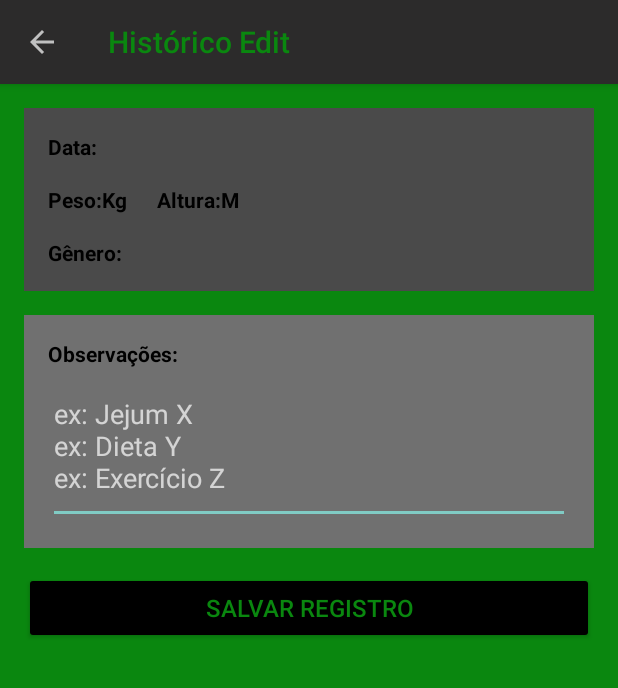
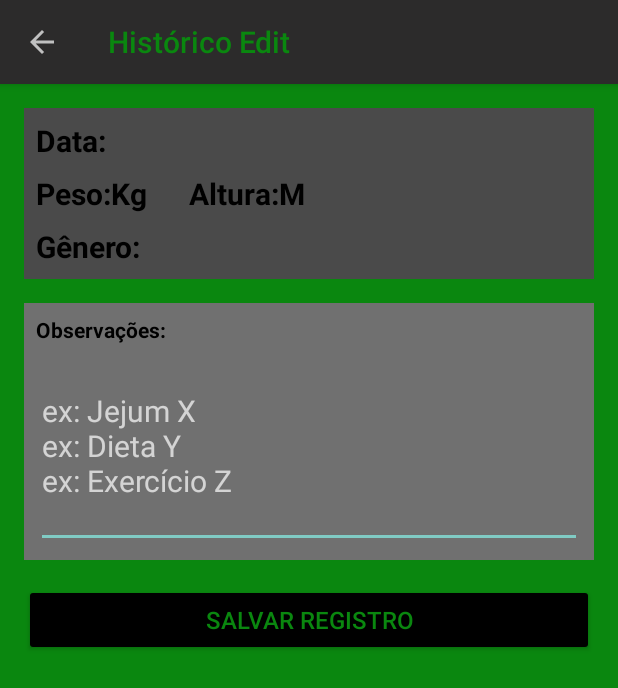
Before and after one commit to brsan7/IMC_kotlin_OLD, an Android app: the HistoricoEditActivity screen opened directly, with no data from a screen before it, on a phone screen of 412 x 824 dp. Shown: the top 688 px of the screen. Run offline under Robolectric (Android 15) with nearby library versions, the phone set to English and light mode, and no system bars.

Commit message:
adicionado busca por data, card view e melhorias de visualização

```diff
--- a/IMC/app/src/main/java/com/brsan7/imc/HistoricoEditActivity.kt
+++ b/IMC/app/src/main/java/com/brsan7/imc/HistoricoEditActivity.kt
@@ -31,7 +31,7 @@ class HistoricoEditActivity : BaseActivity() {
         pbHistoricoEdit.visibility = View.VISIBLE
         Thread(Runnable {
             Thread.sleep(500)//retorno visual de acesso e alteração no Banco de Dados
-            var lista = HistoricoApplication.instance.helperDB?.buscarContatos("$idHistorico",true) ?: return@Runnable
+            var lista = HistoricoApplication.instance.helperDB?.buscarRegistros("$idHistorico",true) ?: return@Runnable
             var itemHist = lista.getOrNull(0) ?: return@Runnable
             runOnUiThread {
                 tvDataEdit.setText(itemHist.data)
@@ -61,7 +61,7 @@ class HistoricoEditActivity : BaseActivity() {
         pbHistoricoEdit.visibility = View.VISIBLE
         Thread(Runnable {
             Thread.sleep(500)//retorno visual de acesso e alteração no Banco de Dados
-            HistoricoApplication.instance.helperDB?.updateContato(itemHist)
+            HistoricoApplication.instance.helperDB?.updateRegistro(itemHist)
             runOnUiThread {
                 finish()
                 pbHistoricoEdit.visibility = View.GONE
@@ -74,7 +74,7 @@ class HistoricoEditActivity : BaseActivity() {
             pbHistoricoEdit.visibility = View.VISIBLE
             Thread(Runnable {
                 Thread.sleep(500)//retorno visual de acesso e alteração no Banco de Dados
-                HistoricoApplication.instance.helperDB?.deletarContato(idHistorico)
+                HistoricoApplication.instance.helperDB?.deletarRegistro(idHistorico)
                 runOnUiThread {
                     finish()
                     pbHistoricoEdit.visibility = View.GONE
--- a/IMC/app/src/main/java/com/brsan7/imc/MainActivity.kt
+++ b/IMC/app/src/main/java/com/brsan7/imc/MainActivity.kt
@@ -24,7 +24,7 @@ class MainActivity : BaseActivity() {
     }
 
     private fun setUltimoRegistro(){
-        var lista = HistoricoApplication.instance.helperDB?.buscarContatos("", false)
+        var lista = HistoricoApplication.instance.helperDB?.buscarRegistros("", false)
         var itemHist = lista?.let { lista.getOrNull(it.lastIndex) } ?: return
         etPeso.setText(itemHist.peso)
         etAltura.setText(itemHist.altura)
@@ -125,7 +125,7 @@ class MainActivity : BaseActivity() {
             Toast.makeText(this, getString(string.msgToast), Toast.LENGTH_SHORT).show()}
 
         val date = Calendar.getInstance().time
-        var dateTimeFormat = SimpleDateFormat("dd/MM/yyyy_HH:mm:ss", Locale.getDefault())
+        var dateTimeFormat = SimpleDateFormat("d/M/yyyy_HH:mm:ss", Locale.getDefault())
         val itemHist = HistoricoVO(
                 data = dateTimeFormat.format(date),
                 peso = pesoIn,
@@ -136,7 +136,7 @@ class MainActivity : BaseActivity() {
         pbMain.visibility = View.VISIBLE
         Thread(Runnable {
             Thread.sleep(500)//retorno visual de acesso e alteração no Banco de Dados
-            HistoricoApplication.instance.helperDB?.salvarContato(itemHist)
+            HistoricoApplication.instance.helperDB?.salvarRegistro(itemHist)
             runOnUiThread {
                 pbMain.visibility = View.GONE
             }
--- a/IMC/app/src/main/res/layout/activity_historico.xml
+++ b/IMC/app/src/main/res/layout/activity_historico.xml
@@ -19,6 +19,11 @@
         android:layout_height="wrap_content"
         app:layout_constraintStart_toStartOf="parent"
         app:layout_constraintTop_toTopOf="parent"/>
+     <CalendarView
+         android:id="@+id/calBusca"
+         android:weekDayTextAppearance="@color/black"
+         android:layout_width="match_parent"
+         android:layout_height="256dp"/>
 
 
     <FrameLayout
--- a/IMC/app/src/main/res/layout/activity_historico_edit.xml
+++ b/IMC/app/src/main/res/layout/activity_historico_edit.xml
@@ -26,7 +26,7 @@
         <LinearLayout
             android:layout_width="match_parent"
             android:layout_height="wrap_content"
-            android:padding="16dp"
+            android:padding="8dp"
             android:background="#4A4A4A"
             android:orientation="vertical">
 
@@ -36,15 +36,13 @@
                 android:background="#4A4A4A"
                 android:orientation="horizontal">
             <TextView
-                android:textColor="@color/black"
-                android:textStyle="bold"
                 android:layout_width="wrap_content"
                 android:layout_height="wrap_content"
-                android:text="@string/constHistEditData"/>
+                android:text="@string/constHistEditData"
+                style="@style/edHist" />
             <TextView
                 android:id="@+id/tvDataEdit"
-                android:textColor="@color/black"
-                android:textStyle="bold"
+                style="@style/edHist"
                 android:layout_width="wrap_content"
                 android:layout_height="wrap_content"
                 android:text="Campo Data"/>
@@ -52,44 +50,38 @@
             <LinearLayout
                 android:layout_width="match_parent"
                 android:layout_height="wrap_content"
-                android:layout_marginTop="16dp"
+                android:layout_marginTop="8dp"
                 android:background="#4A4A4A"
                 android:orientation="horizontal">
                 <TextView
-                    android:textColor="@color/black"
-                    android:textStyle="bold"
+                    style="@style/edHist"
                     android:layout_width="wrap_content"
                     android:layout_height="wrap_content"
                     android:text="@string/constHistEditPeso"/>
                 <TextView
                     android:id="@+id/tvPesoEdit"
-                    android:textColor="@color/black"
-                    android:textStyle="bold"
+                    style="@style/edHist"
                     android:layout_width="wrap_content"
                     android:layout_height="wrap_content"
-                    android:text="Campo Peso"/>
+                    android:text="Peso"/>
                 <TextView
-                    android:textColor="@color/black"
-                    android:textStyle="bold"
+                    style="@style/edHist"
                     android:layout_width="wrap_content"
                     android:layout_height="wrap_content"
                     android:text="@string/constHistEditKg"/>
                 <TextView
-                    android:textColor="@color/black"
-                    android:textStyle="bold"
+                    style="@style/edHist"
                     android:layout_width="wrap_content"
                     android:layout_height="wrap_content"
                     android:text="@string/constHistEditAltura"/>
                 <TextView
                     android:id="@+id/tvAlturaEdit"
-                    android:textColor="@color/black"
-                    android:textStyle="bold"
+                    style="@style/edHist"
                     android:layout_width="wrap_content"
                     android:layout_height="wrap_content"
-                    android:text="Campo Altura"/>
+                    android:text="altura"/>
                 <TextView
-                    android:textColor="@color/black"
-                    android:textStyle="bold"
+                    style="@style/edHist"
                     android:layout_width="wrap_content"
                     android:layout_height="wrap_content"
                     android:text="@string/constHistEditM"/>
@@ -97,22 +89,20 @@
             <LinearLayout
                 android:layout_width="match_parent"
                 android:layout_height="wrap_content"
-                android:layout_marginTop="16dp"
+                android:layout_marginTop="8dp"
                 android:background="#4A4A4A"
                 android:orientation="horizontal">
                 <TextView
-                    android:textColor="@color/black"
-                    android:textStyle="bold"
+                    style="@style/edHist"
                     android:layout_width="wrap_content"
                     android:layout_height="wrap_content"
                     android:text="@string/constHistEditGenero"/>
                 <TextView
                     android:id="@+id/tvGeneroEdit"
-                    android:textColor="@color/black"
-                    android:textStyle="bold"
+                    style="@style/edHist"
                     android:layout_width="wrap_content"
                     android:layout_height="wrap_content"
-                    android:text="Campo Gênero"/>
+                    android:text="gen"/>
             </LinearLayout>
 
         </LinearLayout>
@@ -120,7 +110,7 @@
         <LinearLayout
             android:layout_width="match_parent"
             android:layout_height="wrap_content"
-            android:padding="16dp"
+            android:padding="8dp"
             android:layout_marginTop="16dp"
             android:background="#707070"
             android:orientation="vertical">
@@ -134,8 +124,9 @@
                 android:id="@+id/etObservacaoEdit"
                 android:hint="ex: Jejum X\nex: Dieta Y\nex: Exercício Z"
                 android:textColor="@color/black"
+                android:textSize="20sp"
                 android:layout_width="match_parent"
-                android:layout_height="104dp" />
+                android:layout_height="136dp" />
         </LinearLayout>
 
         <Button
@@ -150,7 +141,7 @@
             android:id="@+id/btnExcluirContato"
             android:onClick="onClickExcluirContato"
             android:text="@string/btnHistEditExcluir_registro"
-            android:layout_marginTop="16dp"
+            android:layout_marginTop="8dp"
             style="@style/btStyles"
             android:layout_width="match_parent"
             android:layout_height="wrap_content" />
--- a/IMC/app/src/main/res/layout/activity_main.xml
+++ b/IMC/app/src/main/res/layout/activity_main.xml
@@ -51,6 +51,7 @@
             android:textAlignment="center"
             android:textColor="@color/black"
             android:textStyle="bold"
+            android:textSize="20sp"
             android:layout_width="96dp"
             android:layout_height="wrap_content"
             android:text="@string/peso_ideal"
@@ -64,6 +65,7 @@
             android:textAlignment="center"
             android:textColor="@color/black"
             android:textStyle="bold"
+            android:textSize="20sp"
             android:layout_width="96dp"
             android:layout_height="wrap_content"
             android:text=""
--- a/IMC/app/src/main/res/values/colors.xml
+++ b/IMC/app/src/main/res/values/colors.xml
@@ -8,5 +8,6 @@
     <color name="black">#FF000000</color>
     <color name="white">#FFFFFFFF</color>
     <color name="verde">#0A870F</color>
+    <color name="verdeEscuro">#025005</color>
     <color name="cinza">#707070</color>
 </resources>
--- a/IMC/app/src/main/res/values/strings.xml
+++ b/IMC/app/src/main/res/values/strings.xml
@@ -22,7 +22,6 @@
     <string name="msgToast">Digite o Peso e Altura</string>
     <string name="mainTitulo">Cálculo do IMC</string>
     <string name="seletorGenCMP">Feminino</string>
-    <string name="constItemHistPeso"><![CDATA["  >  Peso: "]]></string>
     <string name="constKg">Kg</string>
     <string name="constHistEditData">Data:</string>
     <string name="constHistEditPeso">Peso:</string>
--- a/IMC/app/src/main/res/values/styles.xml
+++ b/IMC/app/src/main/res/values/styles.xml
@@ -17,4 +17,10 @@
         <item name="android:textColor">@color/verde</item>
         <item name="android:textSize">16dp</item>
     </style>
+
+    <style name="edHist">
+        <item name="android:textColor">@color/black</item>
+        <item name="android:textStyle">bold</item>
+        <item name="android:textSize">20sp</item>
+    </style>
 </resources>
```
Also changed, not shown: IMC/app/src/main/java/com/brsan7/imc/HistoricoActivity.kt (+11 -3 lines), IMC/app/src/main/java/com/brsan7/imc/helper/HelperDB.kt (+7 -7 lines), IMC/app/src/main/res/layout/item_historico.xml (+22 -9 lines).
